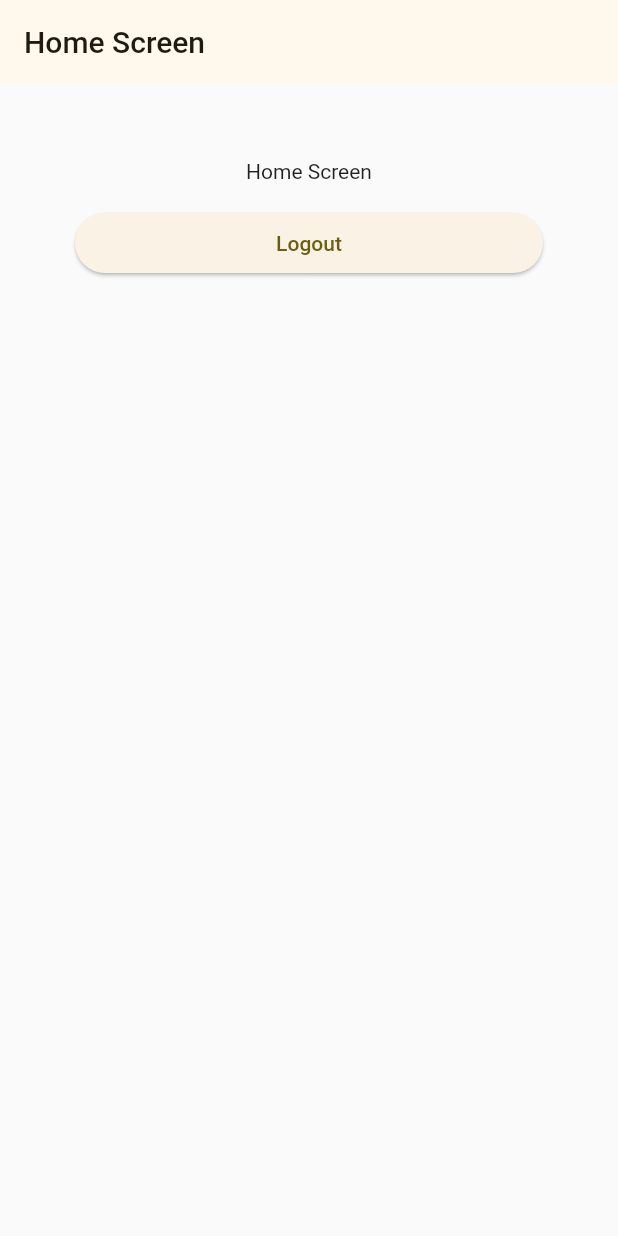
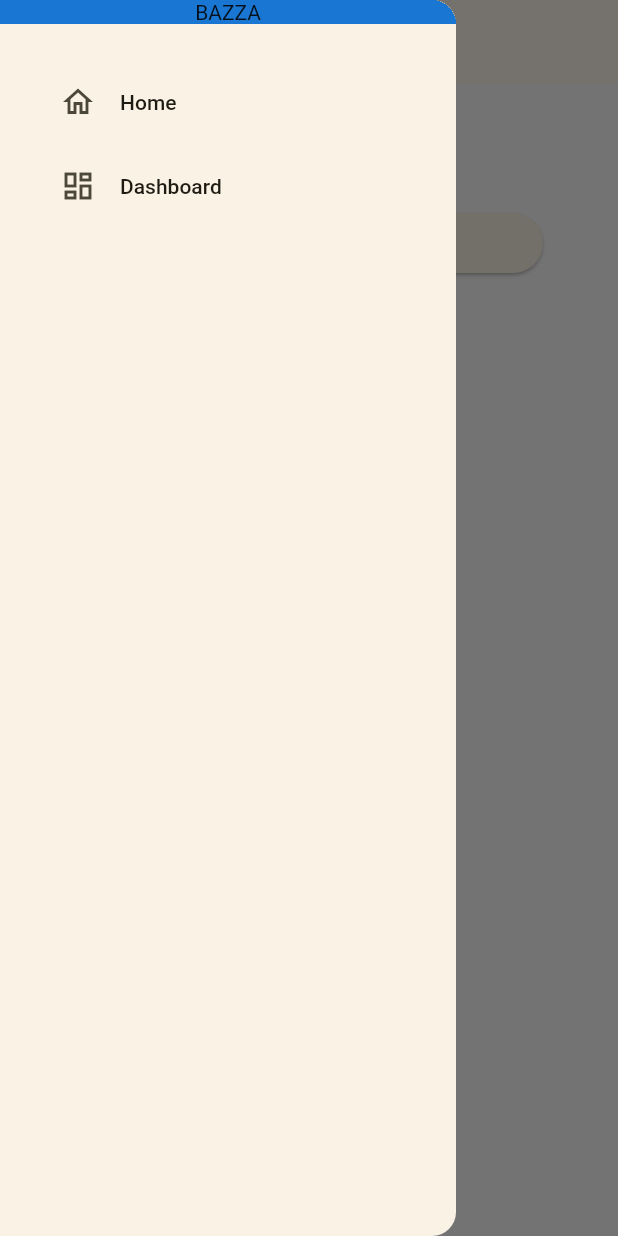
Before and after one commit to ga1az/auth_supabase_flutter, a Flutter app: the screen it shows once a user with an empty profile is signed in, with the side drawer open (before the commit the screen has no drawer), on a phone screen of 412 x 824 dp. Run offline on Flutter 3.47's test engine with Material 2 defaults, Android fonts, the phone set to English and light mode, and no system bars; our stand-ins replace flutter_dotenv, go_router, supabase_flutter; accounts and stored records are empty.

Commit message:
Add sidebar widget to home screen

```diff
--- a/lib/features/home/presentation/screens/home_screen.dart
+++ b/lib/features/home/presentation/screens/home_screen.dart
@@ -1,5 +1,6 @@
 import 'package:flutter/material.dart';
 import 'package:go_router/go_router.dart';
+import 'package:google_login/features/home/presentation/widgets/sidebar_widget.dart';
 import 'package:google_login/main_local.dart';
 
 class HomeScreen extends StatelessWidget {
@@ -8,6 +9,7 @@ class HomeScreen extends StatelessWidget {
   @override
   Widget build(BuildContext context) {
     return Scaffold(
+        drawer: const SidebarWidget(),
         appBar: AppBar(
           title: const Text('Home Screen'),
         ),
--- /dev/null
+++ b/lib/features/home/presentation/widgets/sidebar_widget.dart
@@ -0,0 +1,47 @@
+import 'package:flutter/material.dart';
+
+class SidebarWidget extends StatelessWidget {
+  const SidebarWidget({super.key});
+
+  @override
+  Widget build(BuildContext context) {
+    return Drawer(
+      child: Column(
+        crossAxisAlignment: CrossAxisAlignment.stretch,
+        children: <Widget>[
+          buildHeader(context),
+          buildMenuItem(context),
+        ],
+      ),
+    );
+  }
+
+  Widget buildHeader(BuildContext context) => Container(
+        color: Colors.blue.shade700,
+        padding: EdgeInsets.only(
+          top: MediaQuery.of(context).padding.top,
+        ),
+        child: const Column(
+          children: [
+            Text('BAZZA'),
+          ],
+        ),
+      );
+  Widget buildMenuItem(BuildContext context) => Container(
+        padding: const EdgeInsets.all(24),
+        child: Wrap(
+          children: [
+            ListTile(
+              leading: const Icon(Icons.home_outlined),
+              title: const Text('Home'),
+              onTap: () {},
+            ),
+            ListTile(
+              leading: const Icon(Icons.dashboard_outlined),
+              title: const Text('Dashboard'),
+              onTap: () {},
+            )
+          ],
+        ),
+      );
+}
```
